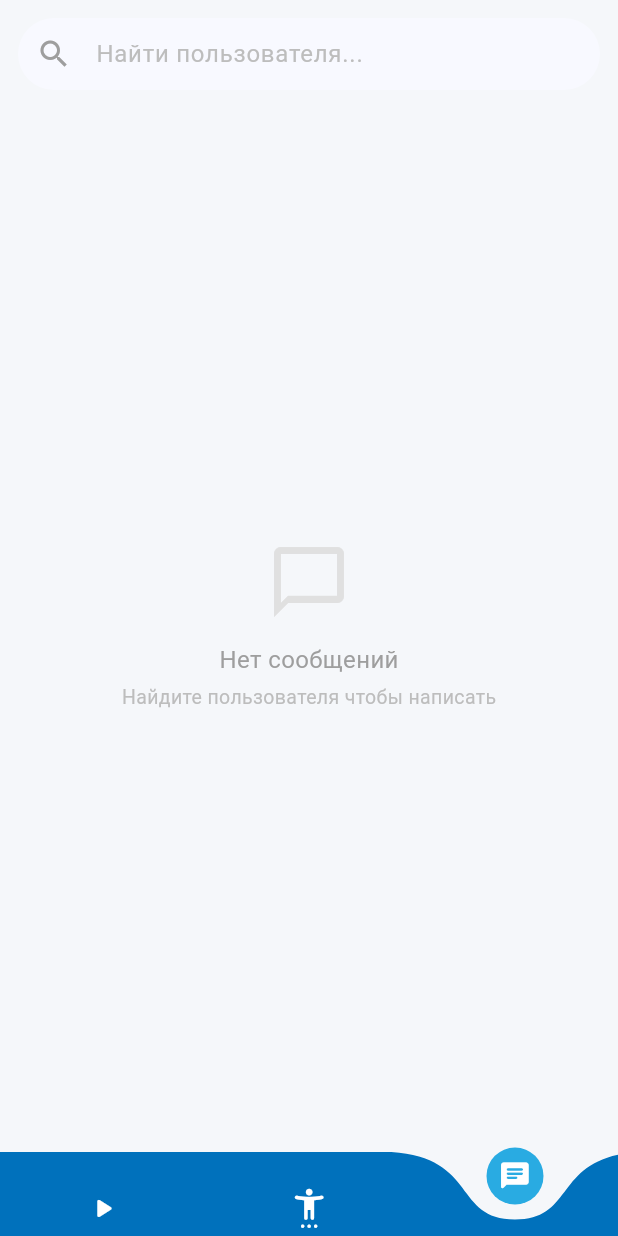
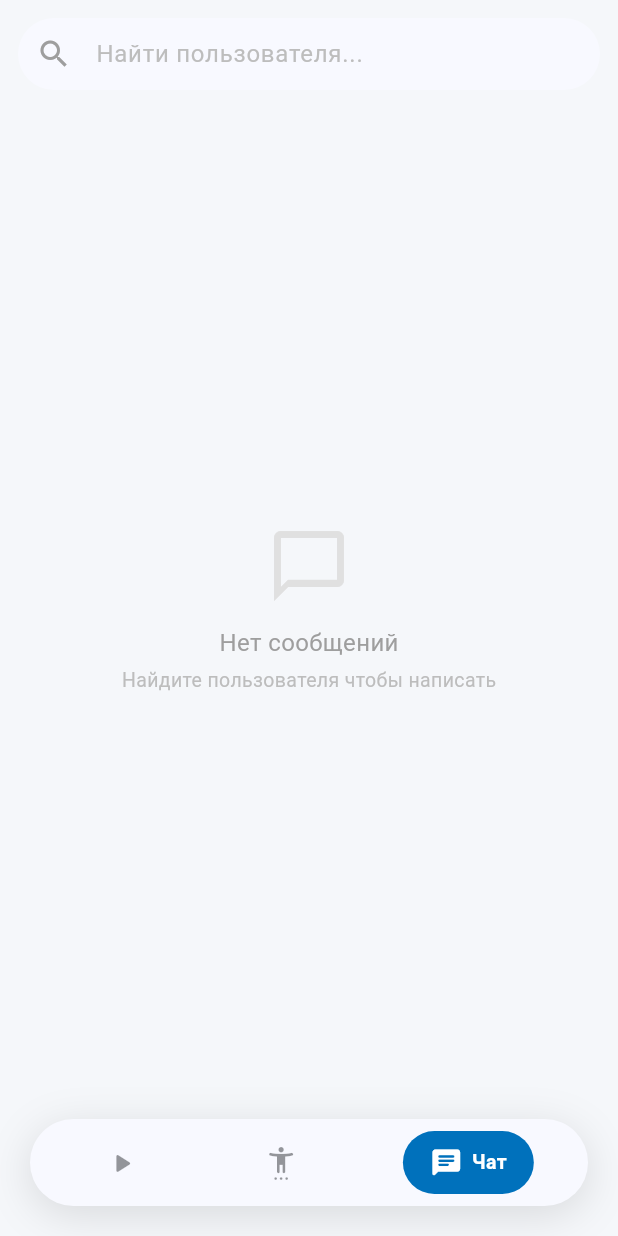
Before and after one commit to whaleopop/players_clique, a Flutter app: the screen it shows once a user with an empty profile is signed in, item 3 of the bottom bar chosen, on a phone screen of 412 x 824 dp. Run offline on Flutter 3.47's test engine with Material 3 defaults, Android fonts, the light colour scheme and no system bars; drawn by our look-alikes of curved_navigation_bar; our stand-ins replace cloud_firestore, file_picker, firebase_auth, firebase_core, firebase_storage, flutter_svg and 2 more; missing offline and left inert: dart:js_interop; accounts and stored records are empty; statements that could not run were skipped.

Commit message:
Update home_page.dart

```diff
--- a/lib/src/pages/home_page.dart
+++ b/lib/src/pages/home_page.dart
@@ -1,5 +1,4 @@
 import 'dart:async';
-import 'package:curved_navigation_bar/curved_navigation_bar.dart';
 import 'package:flutter/material.dart';
 import 'package:players_clique/src/icons/player_icon_icons.dart';
 import 'package:players_clique/src/services/auth/auth_service.dart';
@@ -21,7 +20,6 @@ class _MyHomePage extends State<MyHomePage> {
   @override
   void initState() {
     super.initState();
-    // Update presence immediately then every 3 minutes
     WidgetsBinding.instance.addPostFrameCallback((_) => _updatePresence());
     _presenceTimer =
         Timer.periodic(const Duration(minutes: 3), (_) => _updatePresence());
@@ -41,36 +39,104 @@ class _MyHomePage extends State<MyHomePage> {
   @override
   Widget build(BuildContext context) {
     final bg = Theme.of(context).scaffoldBackgroundColor;
-    return Scaffold(
+    return PopScope(
+      canPop: false,
+      child: Scaffold(
         backgroundColor: bg,
-      bottomNavigationBar: CurvedNavigationBar(
-        backgroundColor: bg,
-        animationDuration: const Duration(milliseconds: 300),
-        color: const Color(0xFF0071BC),
-        buttonBackgroundColor: const Color(0xFF29ABE2),
-        height: 56,
-        index: _selectedIndex,
-        onTap: (index) {
-          setState(() => _selectedIndex = index);
-        },
-        items: const [
-          Icon(PlayerIcon.play_arrow_fill, color: Colors.white, size: 22),
-          Icon(PlayerIcon.settings_accessibility_fill,
-              color: Colors.white, size: 26),
-          Icon(PlayerIcon.chat_fill, color: Colors.white, size: 22),
-        ],
-      ),
+        bottomNavigationBar: _buildNavBar(context),
         body: GestureDetector(
           onHorizontalDragUpdate: (_) {},
           child: IndexedStack(
             index: _selectedIndex,
-          children: <Widget>[
+            children: const <Widget>[
               Posts_Page(),
               Profile_Page(),
               Message_Page(),
             ],
           ),
         ),
+      ),
+    );
+  }
+
+  Widget _buildNavBar(BuildContext context) {
+    final cs = Theme.of(context).colorScheme;
+    final isDark = Theme.of(context).brightness == Brightness.dark;
+    return Padding(
+      padding: const EdgeInsets.fromLTRB(20, 0, 20, 20),
+      child: Container(
+        padding: const EdgeInsets.symmetric(horizontal: 8, vertical: 8),
+        decoration: BoxDecoration(
+          color: cs.surface,
+          borderRadius: BorderRadius.circular(32),
+          boxShadow: [
+            BoxShadow(
+              color: Colors.black.withValues(alpha: isDark ? 0.4 : 0.12),
+              blurRadius: 24,
+              offset: const Offset(0, 6),
+            ),
+          ],
+        ),
+        child: Row(
+          mainAxisAlignment: MainAxisAlignment.spaceAround,
+          children: [
+            _navItem(context, 0, PlayerIcon.play_arrow_fill, 'Лента'),
+            _navItem(context, 1, PlayerIcon.settings_accessibility_fill, 'Профиль'),
+            _navItem(context, 2, PlayerIcon.chat_fill, 'Чат'),
+          ],
+        ),
+      ),
+    );
+  }
+
+  Widget _navItem(BuildContext context, int index, IconData icon, String label) {
+    final isSelected = _selectedIndex == index;
+    final cs = Theme.of(context).colorScheme;
+    return GestureDetector(
+      onTap: () => setState(() => _selectedIndex = index),
+      child: AnimatedContainer(
+        duration: const Duration(milliseconds: 250),
+        curve: Curves.easeInOut,
+        padding: EdgeInsets.symmetric(
+          horizontal: isSelected ? 18 : 14,
+          vertical: 10,
+        ),
+        decoration: BoxDecoration(
+          color: isSelected ? const Color(0xFF0071BC) : Colors.transparent,
+          borderRadius: BorderRadius.circular(24),
+        ),
+        child: Row(
+          mainAxisSize: MainAxisSize.min,
+          children: [
+            Icon(
+              icon,
+              size: 22,
+              color: isSelected
+                  ? Colors.white
+                  : cs.onSurface.withValues(alpha: 0.45),
+            ),
+            AnimatedSize(
+              duration: const Duration(milliseconds: 250),
+              curve: Curves.easeInOut,
+              child: isSelected
+                  ? Row(
+                      children: [
+                        const SizedBox(width: 6),
+                        Text(
+                          label,
+                          style: const TextStyle(
+                            color: Colors.white,
+                            fontWeight: FontWeight.w600,
+                            fontSize: 13,
+                          ),
+                        ),
+                      ],
+                    )
+                  : const SizedBox.shrink(),
+            ),
+          ],
+        ),
+      ),
     );
   }
 }
```
Lines whose indentation alone changed are shown as unchanged.
